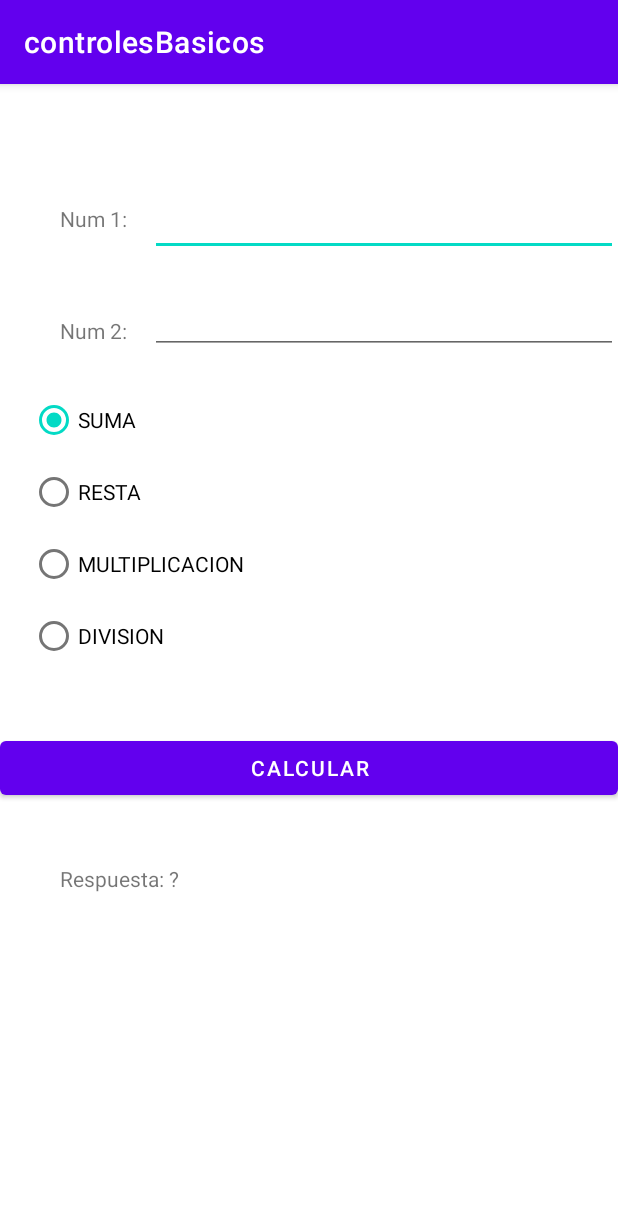
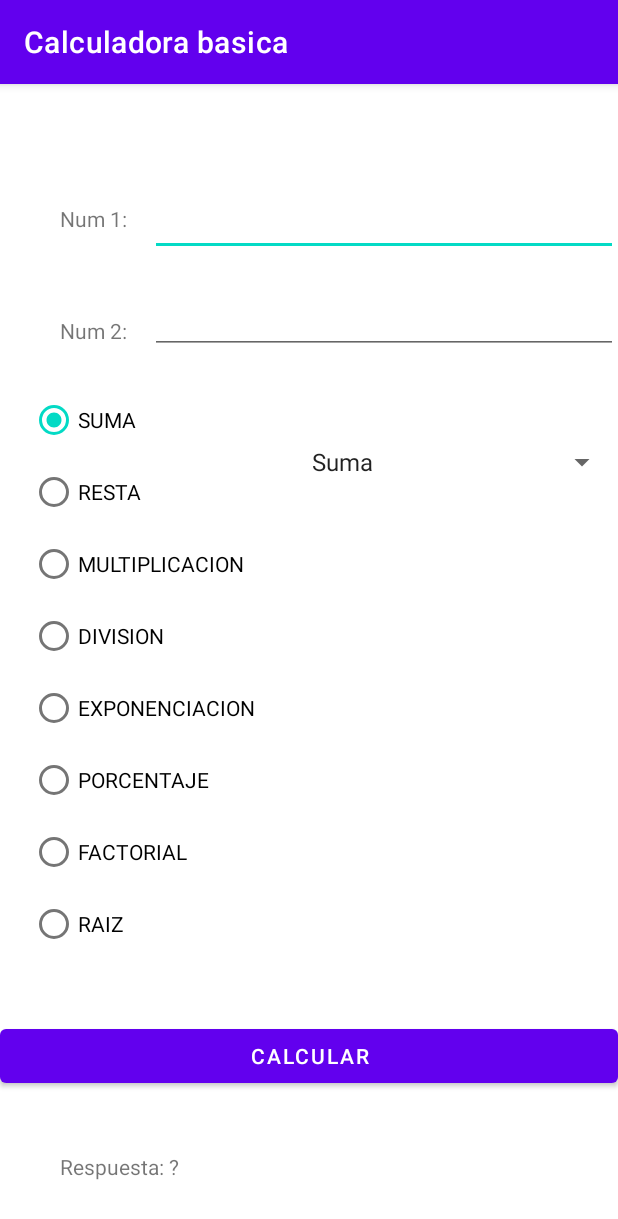
Before and after one commit to josejimenez20/Android_Studio_Ciclo_III, an Android app: the screen it shows after launch (MainActivity), on a phone screen of 412 x 824 dp. Shown: the top 1219 px of the screen. Run offline under Robolectric (Android 15) with nearby library versions, the light colour scheme and no system bars.

Commit message:
Creación de calculadora en Android Studio hecho en la practica de hoy 24/01/2024 solo quedo pendiente de agregar lo que el Ingeniero pidio.

```diff
--- a/controlesBasicos/app/src/main/res/layout/activity_main.xml
+++ b/controlesBasicos/app/src/main/res/layout/activity_main.xml
@@ -16,6 +16,7 @@
 
     <EditText
         android:id="@+id/txtnum1"
+        android:inputType="numberDecimal"
         android:layout_width="match_parent"
         android:layout_height="wrap_content"
         android:layout_below="@+id/lblnum1"
@@ -35,11 +36,21 @@
 
     <EditText
         android:id="@+id/txtnum2"
+        android:inputType="numberDecimal"
         android:layout_width="match_parent"
         android:layout_height="wrap_content"
         android:layout_below="@+id/txtnum1"
         android:layout_marginLeft="100dp"
         android:layout_marginTop="20dp"/>
+
+    <Spinner
+        android:id="@+id/spnOpciones"
+        android:entries="@array/spnopciones"
+        android:layout_below="@+id/txtnum2"
+        android:layout_marginTop="60dp"
+        android:layout_marginStart="200dp"
+        android:layout_width="match_parent"
+        android:layout_height="wrap_content"/>
 
     <Button
         android:id="@+id/btnCalcular"
@@ -86,6 +97,27 @@
             android:text="DIVISION"
             android:layout_width="match_parent"
             android:layout_height="wrap_content"/>
+        <RadioButton
+            android:id="@+id/optExponenciacion"
+            android:text="EXPONENCIACION"
+            android:layout_width="match_parent"
+            android:layout_height="wrap_content"/>
+        <RadioButton
+            android:id="@+id/optPorcentaje"
+            android:text="PORCENTAJE"
+            android:layout_width="match_parent"
+            android:layout_height="wrap_content"/>
+        <RadioButton
+            android:id="@+id/optFactorial"
+            android:text="FACTORIAL"
+            android:layout_width="match_parent"
+            android:layout_height="wrap_content"/>
+        <RadioButton
+            android:id="@+id/optRaiz"
+            android:text="RAIZ"
+            android:layout_width="match_parent"
+            android:layout_height="wrap_content"/>
+
     </RadioGroup>
 
 
--- a/controlesBasicos/app/src/main/res/values/strings.xml
+++ b/controlesBasicos/app/src/main/res/values/strings.xml
@@ -1,3 +1,14 @@
 <resources>
-    <string name="app_name">controlesBasicos</string>
+    <string name="app_name">Calculadora basica</string>
+
+    <string-array name="spnopciones">
+        <item>Suma</item>
+        <item>Resta</item>
+        <item>Multiplicacion</item>
+        <item>Division</item>
+        <item>Exponenciacion</item>
+        <item>Porcentaje</item>
+        <item>Factorial</item>
+        <item>Raiz</item>
+    </string-array>
 </resources>
```
Also changed, not shown: controlesBasicos/app/src/main/java/com/ugb/controlesbasicos/MainActivity.java (+25 -2 lines), 1 other file.
